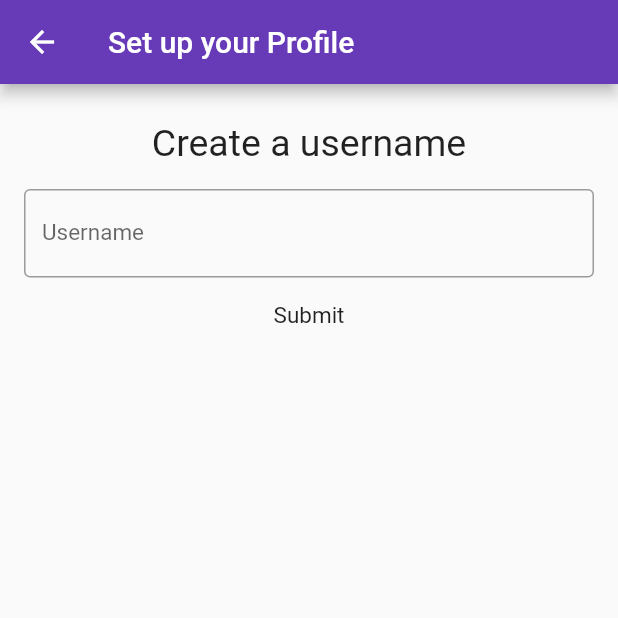
After one commit to Bibhukiju/mysociety, a Flutter app: the CreateAccount screen opened directly, on a phone screen of 412 x 824 dp, the top half of it. The commit adds this screen. Run offline on Flutter 3.47's test engine with Material 2 defaults, Android fonts, the phone set to English and light mode, and no system bars; our stand-ins replace cloud_firestore, google_sign_in; accounts and stored records are empty; network calls fail.

```diff
--- /dev/null
+++ b/mysociety/lib/pages/createAccount.dart
@@ -0,0 +1,71 @@
+import 'package:flutter/material.dart';
+
+class CreateAccount extends StatefulWidget {
+  @override
+  _CreateAccountState createState() => _CreateAccountState();
+}
+
+class _CreateAccountState extends State<CreateAccount> {
+  String username;
+  final _formKey = GlobalKey<FormState>();
+  submit() {
+    _formKey.currentState.save();
+    Navigator.pop(context,username);
+  }
+
+  @override
+  Widget build(BuildContext context) {
+    return Scaffold(
+      appBar: AppBar(
+        title: Text("Set up your Profile"),
+      ),
+      body: ListView(
+        children: <Widget>[
+          Container(
+            child: Column(
+              children: <Widget>[
+                Padding(
+                  padding: EdgeInsets.only(top: 25),
+                  child: Center(
+                    child: Text(
+                      "Create a username",
+                      style: TextStyle(fontSize: 25),
+                    ),
+                  ),
+                ),
+                Padding(
+                  padding: EdgeInsets.all(16),
+                  child: Container(
+                    child: Form(
+                        key: _formKey,
+                        child: TextFormField(
+                          onSaved: (val) => username = val,
+                          decoration: InputDecoration(
+                              border: OutlineInputBorder(),
+                              labelText: "Username",
+                              labelStyle: TextStyle(fontSize: 15.0),
+                              hintText: "must have atleast 3 character"),
+                        )),
+                  ),
+                ),
+                GestureDetector(
+                  onTap: submit,
+                  child: Container(
+                    decoration:
+                        BoxDecoration(borderRadius: BorderRadius.circular(10)),
+                    child: Text(
+                      "Submit",
+                      style: TextStyle(
+                        fontSize: 15,
+                      ),
+                    ),
+                  ),
+                )
+              ],
+            ),
+          )
+        ],
+      ),
+    );
+  }
+}
```
Also changed, not shown: mysociety/lib/pages/home.dart (+33 -6 lines).
